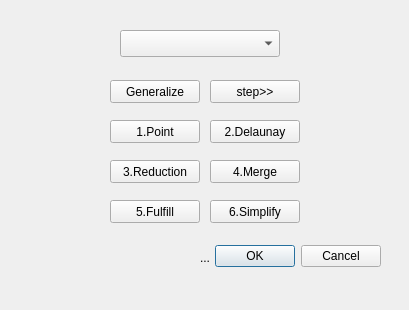
daishu0000/daishupolygongeneralization, file daishuPolygonGeneralization_dialog_base.ui: the form before one commit.
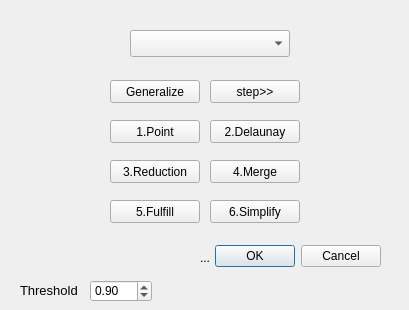
The form after the commit. Custom widgets are drawn as their Qt base class.

Commit message: feat:增加调整阈值的功能

Patch:
```diff
--- a/daishuPolygonGeneralization_dialog_base.ui
+++ b/daishuPolygonGeneralization_dialog_base.ui
@@ -32,7 +32,7 @@
   <widget class="QgsMapLayerComboBox" name="mlLayer">
    <property name="geometry">
     <rect>
-     <x>120</x>
+     <x>130</x>
      <y>30</y>
      <width>160</width>
      <height>27</height>
@@ -159,6 +159,38 @@
     <string>4.Merge</string>
    </property>
   </widget>
+  <widget class="QDoubleSpinBox" name="spThreshold">
+   <property name="geometry">
+    <rect>
+     <x>90</x>
+     <y>280</y>
+     <width>62</width>
+     <height>22</height>
+    </rect>
+   </property>
+   <property name="value">
+    <double>0.900000000000000</double>
+   </property>
+  </widget>
+  <widget class="QLabel" name="lblThreshold">
+   <property name="geometry">
+    <rect>
+     <x>20</x>
+     <y>280</y>
+     <width>61</width>
+     <height>20</height>
+    </rect>
+   </property>
+   <property name="font">
+    <font>
+     <family>Arial</family>
+     <pointsize>10</pointsize>
+    </font>
+   </property>
+   <property name="text">
+    <string>Threshold</string>
+   </property>
+  </widget>
  </widget>
  <customwidgets>
   <customwidget>
```
The commit also changes 1 other file.
